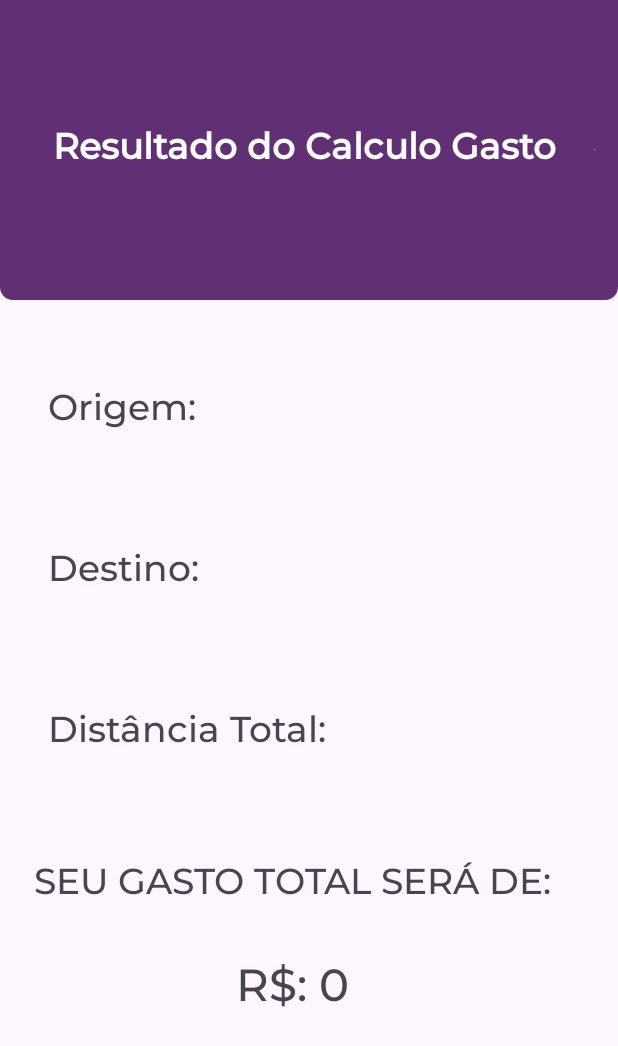
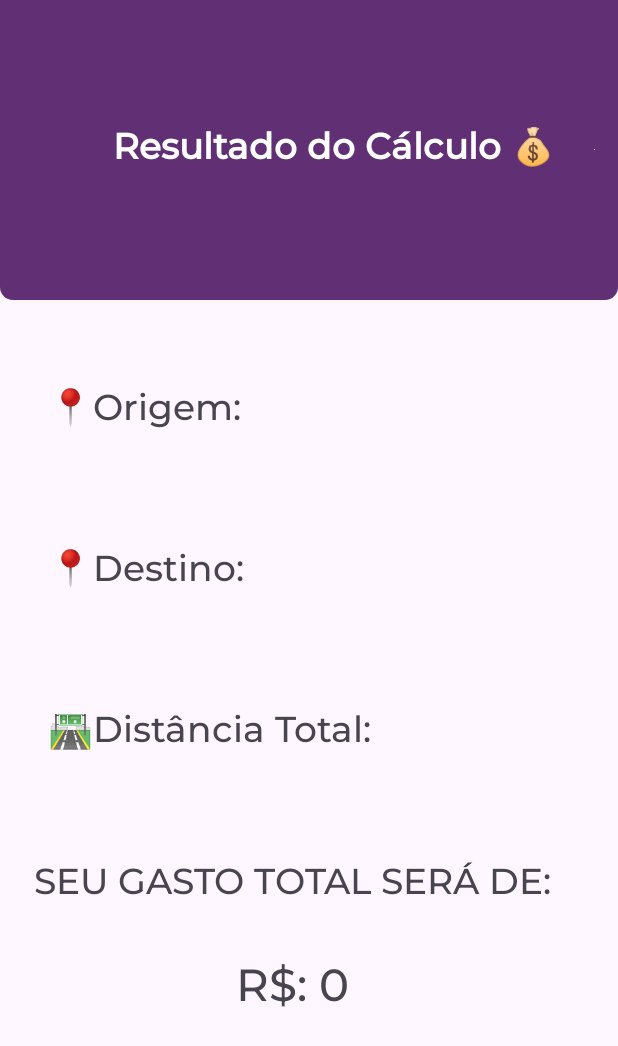
Before and after one commit to cledson-paranhos/Gasto-Combustivel, an Android app: the layout activity_view_result.xml on its own in the app's theme, with its tools: preview values and no code run, on a phone screen of 412 x 824 dp. Shown: the top 1046 px of the screen. Run offline under Robolectric (Android 15) with nearby library versions, the phone set to English and light mode, and no system bars; Roboto replaces fonts that are not available here.

Commit message:
Ultimas alterações layout

```diff
--- a/app/src/main/java/com/example/gastocombustivel/ViewResult.kt
+++ b/app/src/main/java/com/example/gastocombustivel/ViewResult.kt
@@ -10,10 +10,12 @@ class ViewResult : AppCompatActivity() {
 
     override fun onCreate(savedInstanceState: Bundle?) {
         super.onCreate(savedInstanceState)
+
         binding = ActivityViewResultBinding.inflate(layoutInflater)
 
         var resultDados = intent.extras
         var total = resultDados?.getDouble("total")
+
         binding.textResultOrigem.text = resultDados?.getString("origin")
         binding.textResultDestino.text = resultDados?.getString("destination")
         binding.textResulDistance.text= resultDados?.getDouble("distance").toString()
--- a/app/src/main/res/layout/activity_main.xml
+++ b/app/src/main/res/layout/activity_main.xml
@@ -38,7 +38,7 @@
 
     <EditText
             android:id="@+id/text_origin"
-            android:layout_marginTop="390dp"
+            android:layout_marginTop="400dp"
             android:hint="@string/origin"
             android:fontFamily="@font/montserrat_medium"
             android:textSize="18sp"
@@ -52,7 +52,7 @@
 
     <EditText
             android:id="@+id/text_detination"
-            android:layout_marginTop="480dp"
+            android:layout_marginTop="500dp"
             android:hint="@string/destination"
             android:fontFamily="@font/montserrat_medium"
             android:textSize="18sp"
@@ -69,7 +69,7 @@
             android:text="@string/next"
             android:fontFamily="@font/montserrat_medium"
             android:textSize="18sp"
-            android:layout_marginTop="600dp"
+            android:layout_marginTop="650dp"
             app:cornerRadius="4dp"
             android:backgroundTint="@color/purple"
             android:layout_marginStart="16dp"
--- a/app/src/main/res/layout/activity_view_result.xml
+++ b/app/src/main/res/layout/activity_view_result.xml
@@ -11,11 +11,11 @@
 
     <TextView
             android:drawableEnd="@color/white"
-            android:text="Resultado do Calculo Gasto"
+            android:text="  Resultado do Cálculo 💰"
             android:textColor="@color/white"
             android:textSize="24sp"
             android:textStyle="bold"
-            android:gravity="center_vertical"
+            android:gravity="center_horizontal|center"
             android:fontFamily="@font/montserrat_medium"
             android:background="@drawable/circular_border"
             android:paddingStart="35dp"
@@ -30,7 +30,7 @@
             android:layout_width="match_parent"
             android:layout_height="wrap_content">
         <TextView
-                android:text="Origem: "
+                android:text="📍Origem: "
                 android:fontFamily="@font/montserrat_medium"
                 android:textSize="24sp"
                 android:layout_marginTop="40dp"
@@ -60,7 +60,7 @@
             android:layout_width="match_parent"
             android:layout_height="wrap_content">
         <TextView
-                android:text="Destino: "
+                android:text="@string/destination_result"
                 android:fontFamily="@font/montserrat_medium"
                 android:textSize="24sp"
                 android:layout_marginTop="40dp"
@@ -91,7 +91,7 @@
             android:layout_width="match_parent"
             android:layout_height="wrap_content">
         <TextView
-                android:text="Distância Total: "
+                android:text="@string/distance_total_result"
                 android:fontFamily="@font/montserrat_medium"
                 android:textSize="24sp"
                 android:layout_marginTop="40dp"
@@ -116,7 +116,7 @@
     </LinearLayout>
 
     <TextView
-            android:text="Seu gasto total será de:"
+            android:text="@string/label_total"
             android:fontFamily="@font/montserrat_medium"
             android:textAllCaps="true"
             android:layout_gravity="center"
--- a/app/src/main/res/values/strings.xml
+++ b/app/src/main/res/values/strings.xml
@@ -12,4 +12,7 @@
     <string name="km_for_litter">Km por litro</string>
     <string name="calculate">Calcular</string>
     <string name="result">R$: 0</string>
+    <string name="destination_result">📍Destino:</string>
+    <string name="distance_total_result">🛣️Distância Total:</string>
+    <string name="label_total">Seu gasto total será de:</string>
 </resources>
```
Also changed, not shown: app/src/main/java/com/example/gastocombustivel/ViewCalculate.kt (+10 -5 lines).
